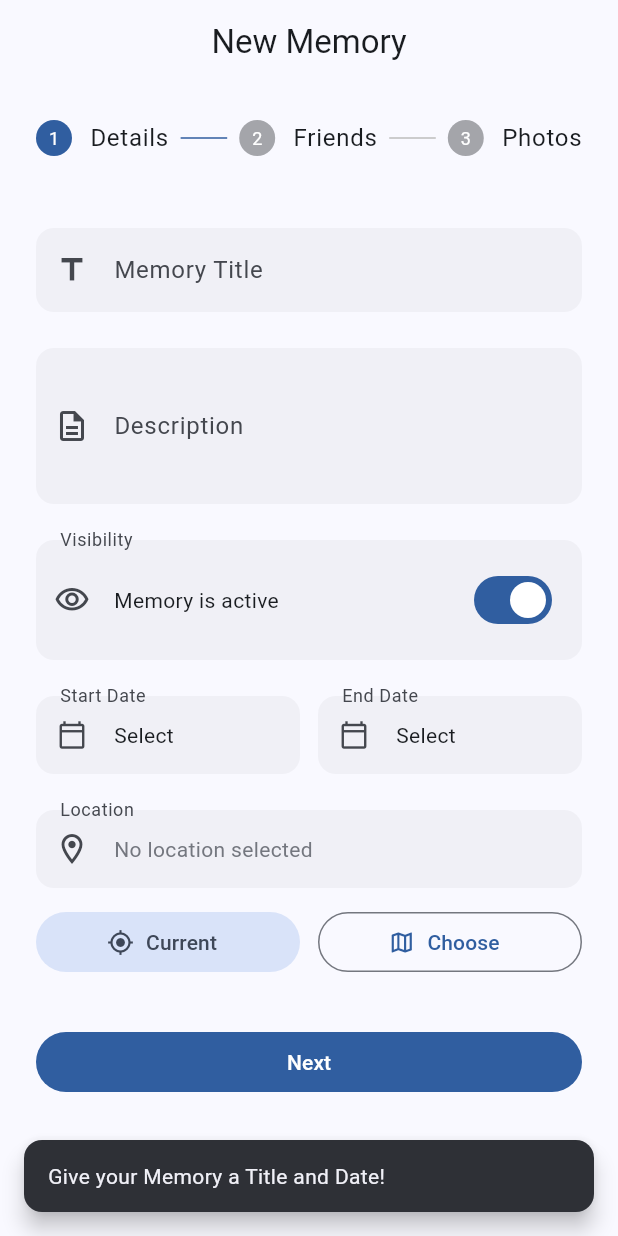
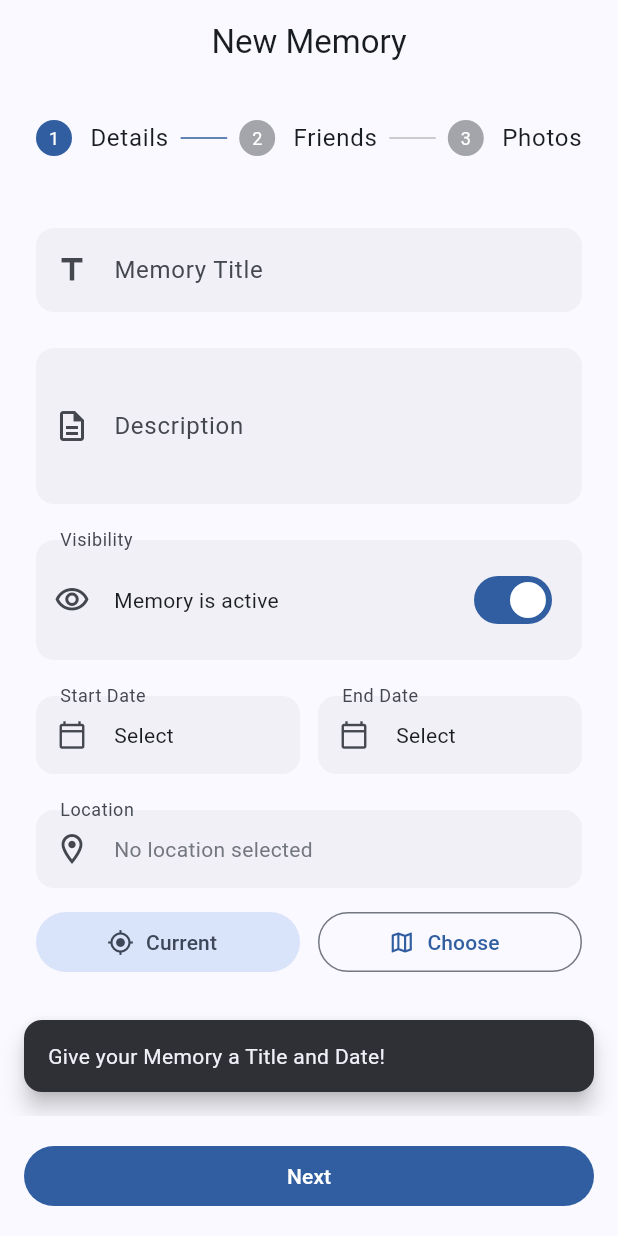
Before and after one commit to fh2412/memorise_mobile, a Flutter app: the CreateMemoryScreen screen opened by its route, after a tap on "Next", on a phone screen of 412 x 824 dp. Run offline on Flutter 3.47's test engine with Material 3 defaults, Android fonts, the phone set to English and light mode, and no system bars; our stand-ins replace cached_network_image, confetti, dio, firebase_auth, firebase_core, firebase_storage and 4 more; missing offline and left inert: mobile_scanner; accounts and stored records are empty; network calls fail.

Commit message:
solved issue #24

```diff
--- a/lib/ui/memories/views/create_memory_view.dart
+++ b/lib/ui/memories/views/create_memory_view.dart
@@ -44,27 +44,52 @@ class _CreateMemoryScreenState extends State<CreateMemoryScreen> {
 
   @override
   Widget build(BuildContext context) {
-    // Assuming ViewModel is provided higher up the tree
     final vm = context.watch<MemoryCreationViewModel>();
     final theme = Theme.of(context);
 
     return PopScope(
-      canPop: false, // We handle the pop manually after the dialog
+      canPop: false,
       onPopInvokedWithResult: (didPop, result) async {
         if (didPop) return;
-
-        // Trigger the confirmation dialog
         final shouldDiscard = await _showDiscardDialog(context);
-
         if (shouldDiscard && context.mounted) {
-          vm.handleBackAction(); // Wipe the data
-          Navigator.of(context).pop(); // Actually leave the screen
+          vm.handleBackAction();
+          Navigator.of(context).pop();
         }
       },
       child: Scaffold(
         appBar: AppBar(title: const Text("New Memory"), centerTitle: true),
+        // --- THE TRICK ---
+        // We use the bottomNavigationBar to keep buttons pinned at the bottom
+        bottomNavigationBar: SafeArea(
+          child: Padding(
+            padding: const EdgeInsets.all(16.0),
+            child: Row(
+              children: [
+                if (vm.currentStep > 0) ...[
+                  TextButton(
+                    onPressed: vm.previousStep,
+                    child: const Text('Back'),
+                  ),
+                  const SizedBox(width: 12),
+                ],
+                Expanded(
+                  child: FilledButton(
+                    onPressed: () {
+                      if (vm.currentStep == 2) {
+                        _handleFinish(vm);
+                      } else {
+                        vm.nextStep();
+                      }
+                    },
+                    child: Text(vm.currentStep == 2 ? 'Create' : 'Next'),
+                  ),
+                ),
+              ],
+            ),
+          ),
+        ),
         body: Theme(
-          // Overriding the Stepper theme locally to ensure M3 consistency
           data: theme.copyWith(
             colorScheme: theme.colorScheme.copyWith(
               primary: theme.colorScheme.primary,
@@ -72,39 +97,10 @@ class _CreateMemoryScreenState extends State<CreateMemoryScreen> {
           ),
           child: Stepper(
             type: StepperType.horizontal,
-            elevation: 0, // Keeps it flat and clean for M3
+            elevation: 0,
             currentStep: vm.currentStep,
-            onStepContinue: () {
-              if (vm.currentStep == 2) {
-                _handleFinish(vm);
-              } else {
-                vm.nextStep();
-              }
-            },
-            onStepCancel: vm.previousStep,
-            // Customizing controls to use M3 buttons
-            controlsBuilder: (context, details) {
-              return Padding(
-                padding: const EdgeInsets.only(top: 32.0),
-                child: Row(
-                  children: [
-                    Expanded(
-                      child: FilledButton(
-                        onPressed: details.onStepContinue,
-                        child: Text(vm.currentStep == 2 ? 'Create' : 'Next'),
-                      ),
-                    ),
-                    if (vm.currentStep > 0) ...[
-                      const SizedBox(width: 12),
-                      TextButton(
-                        onPressed: details.onStepCancel,
-                        child: const Text('Back'),
-                      ),
-                    ],
-                  ],
-                ),
-              );
-            },
+            // 1. Hide the default controls entirely
+            controlsBuilder: (context, details) => const SizedBox.shrink(),
             steps: [
               Step(
                 state: vm.currentStep > 0
@@ -112,7 +108,7 @@ class _CreateMemoryScreenState extends State<CreateMemoryScreen> {
                     : StepState.indexed,
                 isActive: vm.currentStep >= 0,
                 title: const Text("Details"),
-                content: MetadataStep(),
+                content: const MetadataStep(),
               ),
               Step(
                 state: vm.currentStep > 1
@@ -121,7 +117,8 @@ class _CreateMemoryScreenState extends State<CreateMemoryScreen> {
                 isActive: vm.currentStep >= 1,
                 title: const Text("Friends"),
                 content: SizedBox(
-                  height: 500,
+                  // Remove hardcoded height or use constrained box for better responsiveness
+                  height: MediaQuery.of(context).size.height * 0.5,
                   child: FriendsSelectionStep(memoryId: vm.memoryId.toString()),
                 ),
               ),
```
